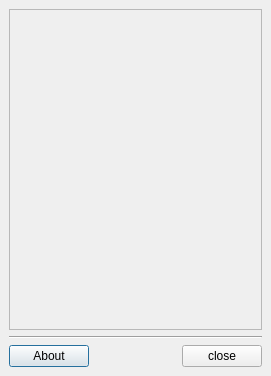
Above: retroshare-gui/src/gui/AboutDialog.ui from RetroShare/RetroShare before the change. Below: the same form after it.
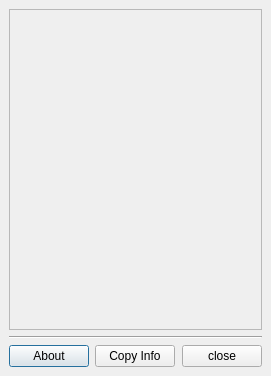
That is the form after the change. Icons and pictures are not drawn.

Commit message: add button to copy version info in first level about box

Diff of the .ui file:
```diff
--- a/retroshare-gui/src/gui/AboutDialog.ui
+++ b/retroshare-gui/src/gui/AboutDialog.ui
@@ -52,6 +52,17 @@
        </property>
       </widget>
      </item>
+     <item>
+      <widget class="QPushButton" name="copy_button">
+       <property name="text">
+        <string>Copy Info</string>
+       </property>
+       <property name="icon">
+        <iconset resource="images.qrc">
+         <normaloff>:/images/copy.png</normaloff>:/images/copy.png</iconset>
+       </property>
+      </widget>
+     </item>
      <item>
       <spacer name="horizontalSpacer">
        <property name="orientation">
```
Left out of the diff: 15 changed lines with no effect on the pictures. The commit also changes 2 other files.
